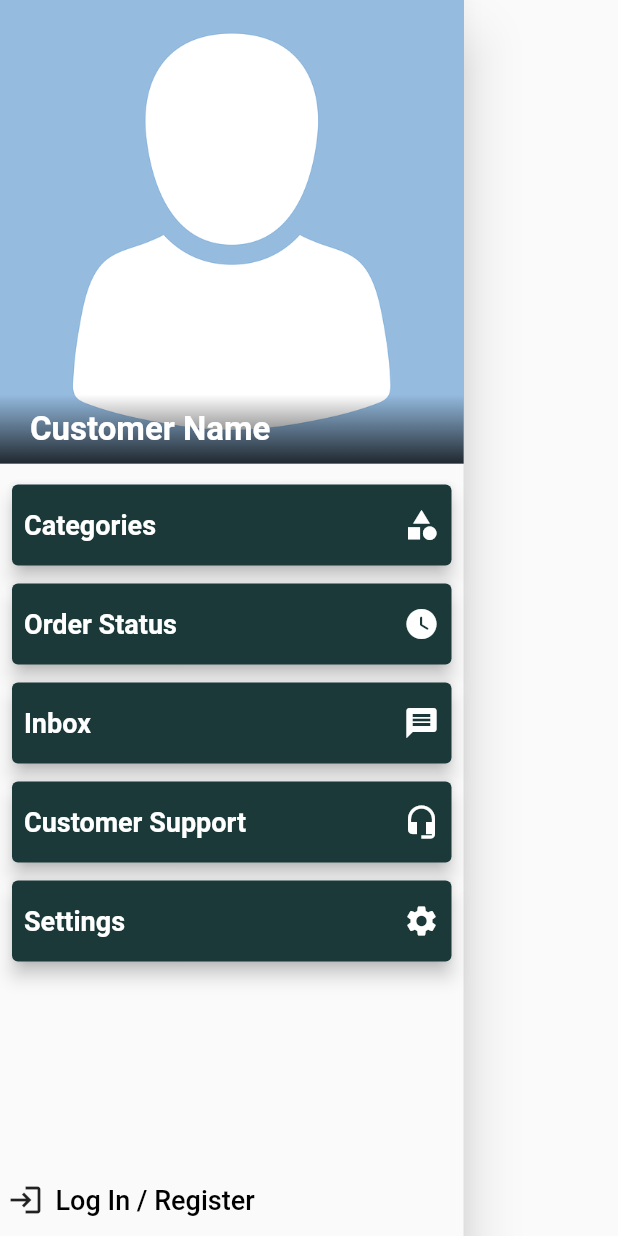
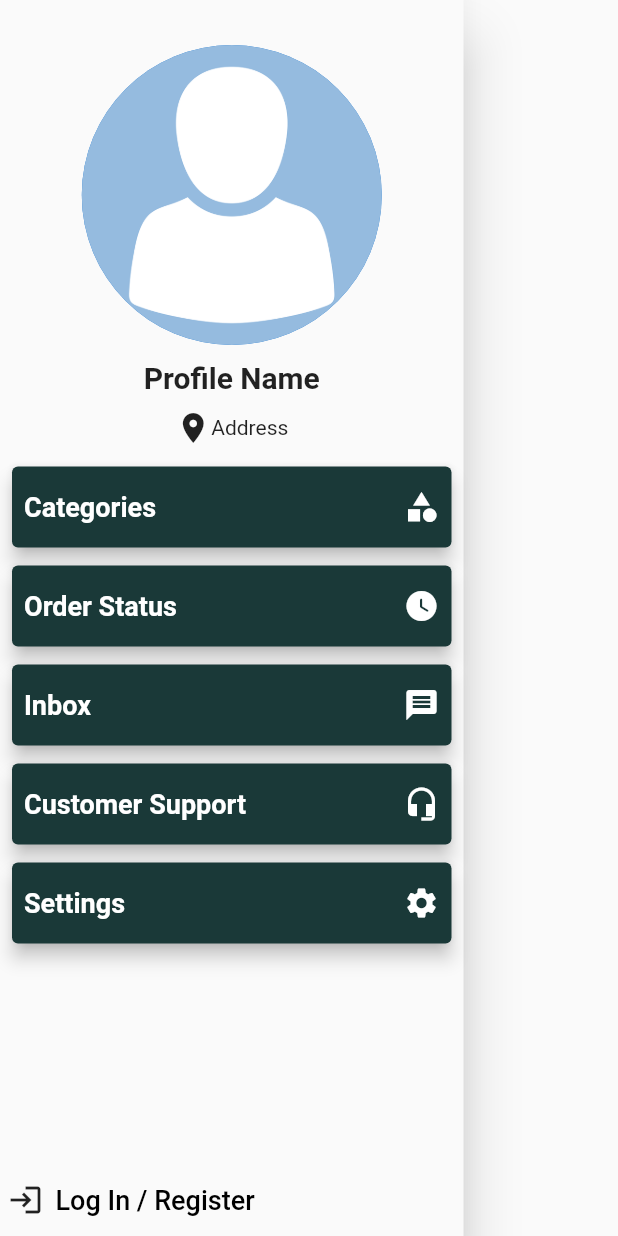
Before and after one commit to NABDroid/multivendor_ecommerce, a Flutter app: the NavigationDrawerWidget widget shown alone on an empty page, opened directly, on a phone screen of 412 x 824 dp. Run offline on Flutter 3.47's test engine with Material 2 defaults, Android fonts, the phone set to English and light mode, and no system bars; our stand-ins replace carousel_slider, equatable, flutter_spinkit; missing offline and left inert: dart:ffi; network calls fail.

Commit message:
added CircularAvatar to menu drawer

```diff
--- a/lib/CustomWidgets/NavigationDrawerWidget.dart
+++ b/lib/CustomWidgets/NavigationDrawerWidget.dart
@@ -1,5 +1,4 @@
 import 'package:flutter/material.dart';
-import 'package:multivendor_ecommerce/CustomerScreens/SignUp.dart';
 import 'package:multivendor_ecommerce/Global.dart';
 import 'package:multivendor_ecommerce/GlobalScreens/LoginScreen.dart';
 
@@ -12,39 +11,19 @@ class NavigationDrawerWidget extends StatelessWidget {
       width: MediaQuery.of(context).size.width * 0.75,
       child: Column(
         children: [
-          Stack(
-            children: <Widget>[
-              Image.asset(
-                "assets/avatar.png",
-                fit: BoxFit.cover,
-              ),
-              Positioned(
-                bottom: 0.0,
-                left: 0.0,
-                right: 0.0,
-                child: Container(
-                  decoration: BoxDecoration(
-                    gradient: LinearGradient(
-                      colors: [
-                        Color.fromARGB(200, 0, 0, 0),
-                        Color.fromARGB(0, 0, 0, 0)
-                      ],
-                      begin: Alignment.bottomCenter,
-                      end: Alignment.topCenter,
-                    ),
-                  ),
-                  padding:
-                      const EdgeInsets.symmetric(vertical: 10.0, horizontal: 20.0),
-                  child: Text(
-                    "Customer Name",
-                    style: TextStyle(
-                      color: Colors.white,
-                      fontSize: 22.0,
-                      fontWeight: FontWeight.bold,
-                    ),
-                  ),
-                ),
-              ),
+          const SizedBox(height: 30,),
+          CircleAvatar(
+            backgroundImage: AssetImage("assets/avatar.png"),
+            radius: 100,
+          ),
+          const SizedBox(height: 10,),
+          Text("Profile Name", style: TextStyle(fontSize: 20, fontWeight: FontWeight.bold)),
+          const SizedBox(height: 10,),
+          Row(
+            mainAxisAlignment: MainAxisAlignment.center,
+            children: [
+              Icon(Icons.location_on),
+              Text("Address", style: descriptionTextStyle,)
             ],
           ),
           const SizedBox(height: 8,),
```
